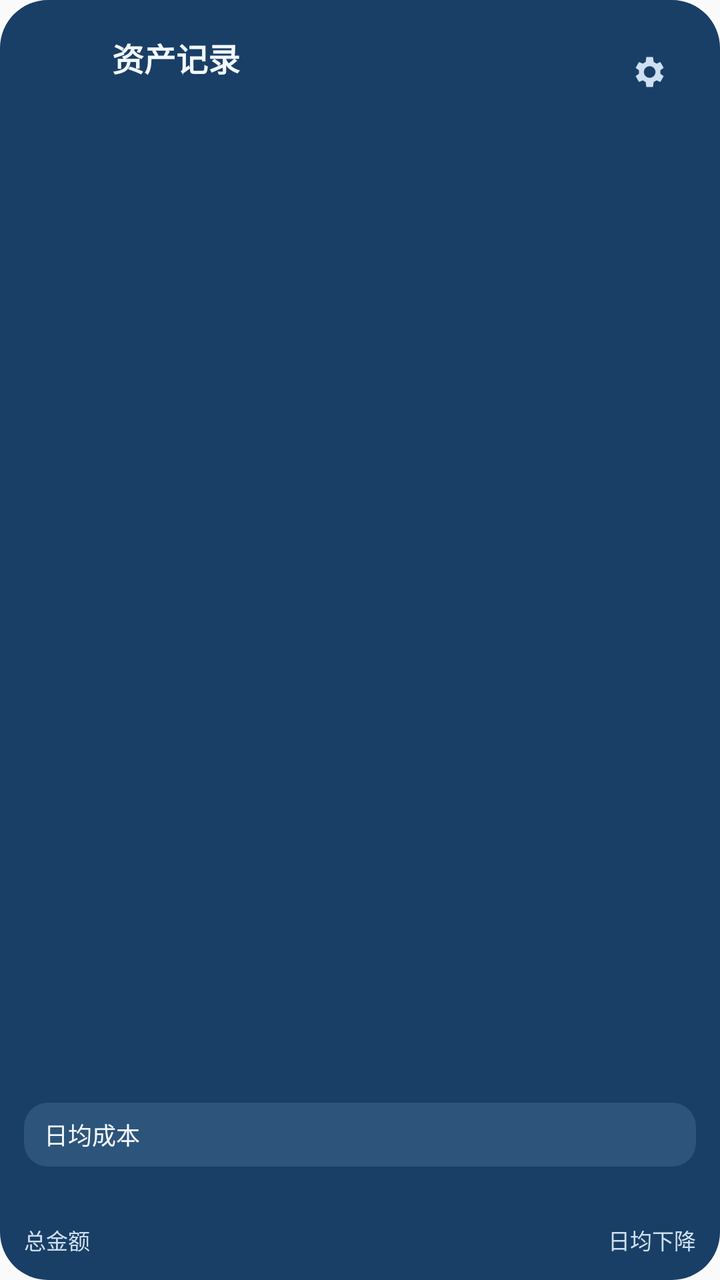
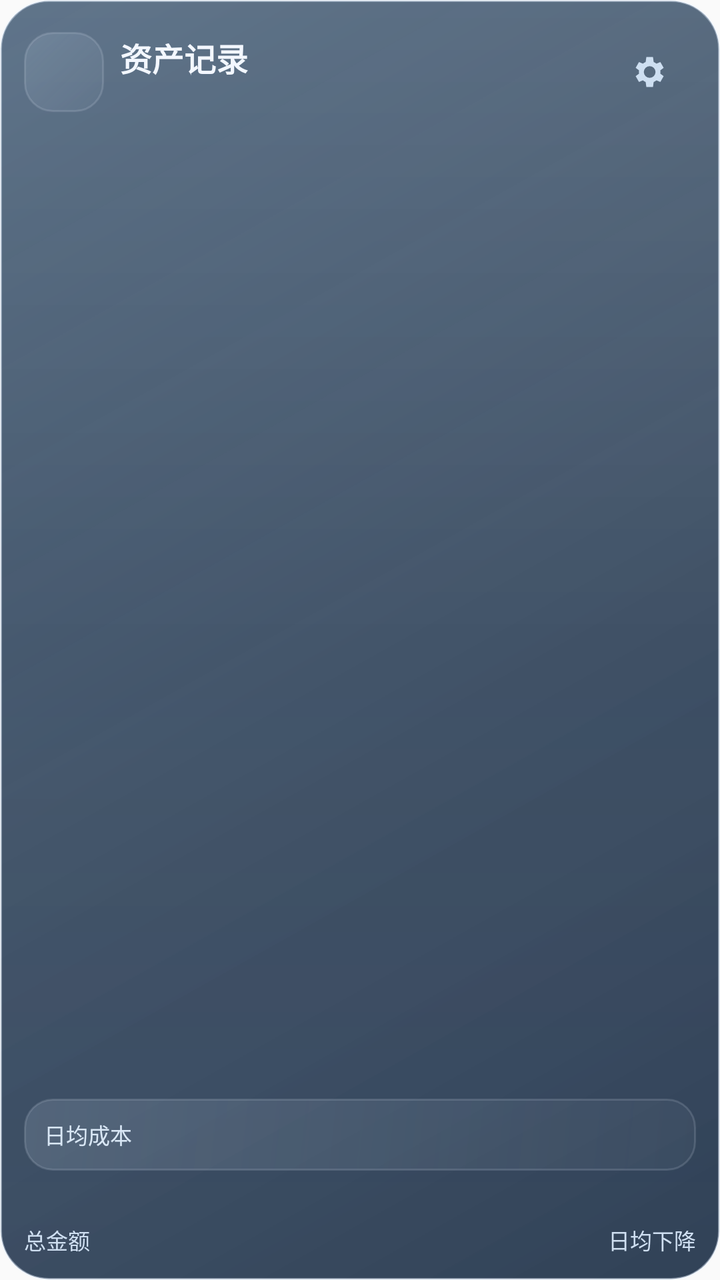

Before-and-after screenshots of an Android layout around one commit, followed by the original layout XML and the change that was made.
<!-- AndroidManifest.xml: application theme android:Theme.Material.Light.NoActionBar -->
<!-- res/layout/widget_assets_compact.xml -->
<?xml version="1.0" encoding="utf-8"?>
<LinearLayout xmlns:android="http://schemas.android.com/apk/res/android" android:id="@+id/widget_root" android:layout_width="match_parent" android:layout_height="match_parent" android:orientation="vertical" android:padding="12dp" android:background="@drawable/widget_asset_card">
    <LinearLayout android:layout_width="match_parent" android:layout_height="48dp" android:gravity="center_vertical">
        <ImageView android:id="@+id/widget_icon" android:layout_width="36dp" android:layout_height="36dp" android:scaleType="fitCenter" android:contentDescription="物品图标" />
        <LinearLayout android:layout_width="0dp" android:layout_weight="1" android:layout_height="wrap_content" android:layout_marginStart="8dp" android:orientation="vertical">
            <TextView android:id="@+id/widget_title" android:layout_width="match_parent" android:layout_height="wrap_content" android:text="资产记录" android:textColor="#F3F7FF" android:textSize="16sp" android:textStyle="bold" android:maxLines="1" android:ellipsize="end" />
            <TextView android:id="@+id/widget_date" android:layout_width="match_parent" android:layout_height="wrap_content" android:textColor="#CFDFF1" android:textSize="11sp" android:maxLines="1" android:ellipsize="end" />
        </LinearLayout>
        <ImageView android:id="@+id/widget_settings" android:layout_width="48dp" android:layout_height="48dp" android:padding="14dp" android:src="@drawable/widget_settings_light" android:contentDescription="选择展示物品" />
    </LinearLayout>
    <TextView android:id="@+id/widget_days" android:layout_width="match_parent" android:layout_height="0dp" android:layout_weight="1" android:gravity="center_vertical" android:textColor="#F3F7FF" android:textSize="12sp" android:maxLines="1" android:ellipsize="end" />
    <LinearLayout android:id="@+id/widget_cost_row" android:layout_width="match_parent" android:layout_height="32dp" android:gravity="center_vertical" android:paddingStart="10dp" android:paddingEnd="10dp" android:background="@drawable/widget_asset_inset">
        <TextView android:layout_width="wrap_content" android:layout_height="wrap_content" android:text="日均成本" android:textColor="#F3F7FF" android:textSize="12sp" />
        <TextView android:id="@+id/widget_daily" android:layout_width="0dp" android:layout_weight="1" android:layout_height="wrap_content" android:gravity="end" android:textColor="#D4C9FF" android:textSize="16sp" android:textStyle="bold" android:maxLines="1" android:ellipsize="end" />
    </LinearLayout>
    <LinearLayout android:layout_width="match_parent" android:layout_height="wrap_content" android:layout_marginTop="8dp">
        <LinearLayout android:layout_width="0dp" android:layout_weight="1" android:layout_height="wrap_content" android:orientation="vertical">
            <TextView android:id="@+id/widget_amount" android:layout_width="match_parent" android:layout_height="wrap_content" android:textColor="#D4C9FF" android:textSize="15sp" android:textStyle="bold" android:maxLines="1" android:ellipsize="end" />
            <TextView android:id="@+id/widget_footer" android:layout_width="match_parent" android:layout_height="wrap_content" android:text="总金额" android:textColor="#CFDFF1" android:textSize="11sp" android:maxLines="1" android:ellipsize="end" />
        </LinearLayout>
        <LinearLayout android:id="@+id/widget_drop_column" android:layout_width="0dp" android:layout_weight="1" android:layout_height="wrap_content" android:orientation="vertical">
            <TextView android:id="@+id/widget_drop" android:layout_width="match_parent" android:layout_height="wrap_content" android:gravity="end" android:textColor="#D4C9FF" android:textSize="15sp" android:textStyle="bold" android:maxLines="1" android:ellipsize="end" />
            <TextView android:layout_width="match_parent" android:layout_height="wrap_content" android:gravity="end" android:text="日均下降" android:textColor="#CFDFF1" android:textSize="11sp" />
        </LinearLayout>
    </LinearLayout>
</LinearLayout>
<!-- resources referenced by this layout -->
<resources>
  <!-- drawable widget_asset_card (drawable) -->
  <?xml version="1.0" encoding="utf-8"?>
  <shape xmlns:android="http://schemas.android.com/apk/res/android"><solid android:color="#193F66" /><corners android:radius="24dp" /></shape>
  <!-- drawable widget_asset_inset (drawable) -->
  <?xml version="1.0" encoding="utf-8"?>
  <shape xmlns:android="http://schemas.android.com/apk/res/android"><solid android:color="#2D547A" /><corners android:radius="12dp" /></shape>
  <!-- drawable widget_settings_light (drawable) -->
  <?xml version="1.0" encoding="utf-8"?>
  <vector xmlns:android="http://schemas.android.com/apk/res/android" android:width="20dp" android:height="20dp" android:viewportWidth="24" android:viewportHeight="24">
      <path android:fillColor="#CEDFF1" android:pathData="M19.4,13a7.9,7.9 0,0 0,0 -2l2,-1.5 -2,-3.5 -2.3,1a7,7 0,0 0,-1.7 -1L15,3h-4l-0.4,3a7,7 0,0 0,-1.7 1l-2.3,-1 -2,3.5 2,1.5a8,8 0,0 0,0 2l-2,1.5 2,3.5 2.3,-1a7,7 0,0 0,1.7 1L11,21h4l0.4,-3a7,7 0,0 0,1.7 -1l2.3,1 2,-3.5zM13,15.5a3.5,3.5 0,1 1,0 -7,3.5 3.5,0 0,1 0,7" android:fillType="evenOdd" />
  </vector>
</resources>

<!-- the commit's change to res/layout/widget_assets_compact.xml (unified diff, before → after) -->
@@ -1,19 +1,19 @@
 <?xml version="1.0" encoding="utf-8"?>
 <LinearLayout xmlns:android="http://schemas.android.com/apk/res/android" android:id="@+id/widget_root" android:layout_width="match_parent" android:layout_height="match_parent" android:orientation="vertical" android:padding="12dp" android:background="@drawable/widget_asset_card">
     <LinearLayout android:layout_width="match_parent" android:layout_height="48dp" android:gravity="center_vertical">
-        <ImageView android:id="@+id/widget_icon" android:layout_width="36dp" android:layout_height="36dp" android:scaleType="fitCenter" android:contentDescription="物品图标" />
+        <ImageView android:id="@+id/widget_icon" android:layout_width="40dp" android:layout_height="40dp" android:padding="3dp" android:background="@drawable/widget_asset_inset" android:scaleType="fitCenter" android:contentDescription="物品图标" />
         <LinearLayout android:layout_width="0dp" android:layout_weight="1" android:layout_height="wrap_content" android:layout_marginStart="8dp" android:orientation="vertical">
             <TextView android:id="@+id/widget_title" android:layout_width="match_parent" android:layout_height="wrap_content" android:text="资产记录" android:textColor="#F3F7FF" android:textSize="16sp" android:textStyle="bold" android:maxLines="1" android:ellipsize="end" />
             <TextView android:id="@+id/widget_date" android:layout_width="match_parent" android:layout_height="wrap_content" android:textColor="#CFDFF1" android:textSize="11sp" android:maxLines="1" android:ellipsize="end" />
         </LinearLayout>
         <ImageView android:id="@+id/widget_settings" android:layout_width="48dp" android:layout_height="48dp" android:padding="14dp" android:src="@drawable/widget_settings_light" android:contentDescription="选择展示物品" />
     </LinearLayout>
-    <TextView android:id="@+id/widget_days" android:layout_width="match_parent" android:layout_height="0dp" android:layout_weight="1" android:gravity="center_vertical" android:textColor="#F3F7FF" android:textSize="12sp" android:maxLines="1" android:ellipsize="end" />
-    <LinearLayout android:id="@+id/widget_cost_row" android:layout_width="match_parent" android:layout_height="32dp" android:gravity="center_vertical" android:paddingStart="10dp" android:paddingEnd="10dp" android:background="@drawable/widget_asset_inset">
-        <TextView android:layout_width="wrap_content" android:layout_height="wrap_content" android:text="日均成本" android:textColor="#F3F7FF" android:textSize="12sp" />
-        <TextView android:id="@+id/widget_daily" android:layout_width="0dp" android:layout_weight="1" android:layout_height="wrap_content" android:gravity="end" android:textColor="#D4C9FF" android:textSize="16sp" android:textStyle="bold" android:maxLines="1" android:ellipsize="end" />
+    <TextView android:id="@+id/widget_days" android:layout_width="match_parent" android:layout_height="0dp" android:layout_weight="1" android:gravity="center_vertical" android:textColor="#F3F7FF" android:textSize="11sp" android:maxLines="1" android:ellipsize="end" />
+    <LinearLayout android:id="@+id/widget_cost_row" android:layout_width="match_parent" android:layout_height="36dp" android:gravity="center_vertical" android:paddingStart="10dp" android:paddingEnd="10dp" android:background="@drawable/widget_asset_inset">
+        <TextView android:id="@+id/widget_cost_label" android:layout_width="wrap_content" android:layout_height="wrap_content" android:text="日均成本" android:textColor="#D9E7F5" android:textSize="11sp" android:maxLines="1" />
+        <TextView android:id="@+id/widget_daily" android:layout_width="0dp" android:layout_weight="1" android:layout_height="match_parent" android:layout_marginStart="6dp" android:gravity="end|center_vertical" android:textColor="#F4F8FF" android:textSize="23sp" android:textStyle="bold" android:fontFamily="sans-serif-medium" android:fontFeatureSettings="tnum" android:includeFontPadding="false" android:autoSizeTextType="uniform" android:autoSizeMinTextSize="12sp" android:autoSizeMaxTextSize="23sp" android:autoSizeStepGranularity="1sp" android:maxLines="1" android:ellipsize="end" />
     </LinearLayout>
-    <LinearLayout android:layout_width="match_parent" android:layout_height="wrap_content" android:layout_marginTop="8dp">
+    <LinearLayout android:id="@+id/widget_asset_footer" android:layout_width="match_parent" android:layout_height="wrap_content" android:layout_marginTop="6dp">
         <LinearLayout android:layout_width="0dp" android:layout_weight="1" android:layout_height="wrap_content" android:orientation="vertical">
             <TextView android:id="@+id/widget_amount" android:layout_width="match_parent" android:layout_height="wrap_content" android:textColor="#D4C9FF" android:textSize="15sp" android:textStyle="bold" android:maxLines="1" android:ellipsize="end" />
             <TextView android:id="@+id/widget_footer" android:layout_width="match_parent" android:layout_height="wrap_content" android:text="总金额" android:textColor="#CFDFF1" android:textSize="11sp" android:maxLines="1" android:ellipsize="end" />
<!-- resource entries referenced after the edit -->
@@ -2,10 +2,13 @@
 <resources>
   <!-- drawable widget_asset_card (drawable) -->
   <?xml version="1.0" encoding="utf-8"?>
-  <shape xmlns:android="http://schemas.android.com/apk/res/android"><solid android:color="#193F66" /><corners android:radius="24dp" /></shape>
+  <layer-list xmlns:android="http://schemas.android.com/apk/res/android">
+      <item><shape><gradient android:angle="315" android:startColor="#D6314C68" android:centerColor="#CE182E48" android:endColor="#E012243C" /><corners android:radius="24dp" /><stroke android:width="1dp" android:color="#70E6F1FF" /></shape></item>
+      <item android:left="1dp" android:top="1dp" android:right="1dp" android:bottom="1dp"><shape><gradient android:angle="270" android:startColor="#14FFFFFF" android:centerColor="#00FFFFFF" android:endColor="#067DAFE8" /><corners android:radius="23dp" /></shape></item>
+  </layer-list>
   <!-- drawable widget_asset_inset (drawable) -->
   <?xml version="1.0" encoding="utf-8"?>
-  <shape xmlns:android="http://schemas.android.com/apk/res/android"><solid android:color="#2D547A" /><corners android:radius="12dp" /></shape>
+  <shape xmlns:android="http://schemas.android.com/apk/res/android"><gradient android:angle="315" android:startColor="#24D8EAFF" android:endColor="#0BD8EAFF" /><stroke android:width="1dp" android:color="#25E7F1FF" /><corners android:radius="14dp" /></shape>
   <!-- drawable widget_settings_light (drawable) -->
   <?xml version="1.0" encoding="utf-8"?>
   <vector xmlns:android="http://schemas.android.com/apk/res/android" android:width="20dp" android:height="20dp" android:viewportWidth="24" android:viewportHeight="24">
